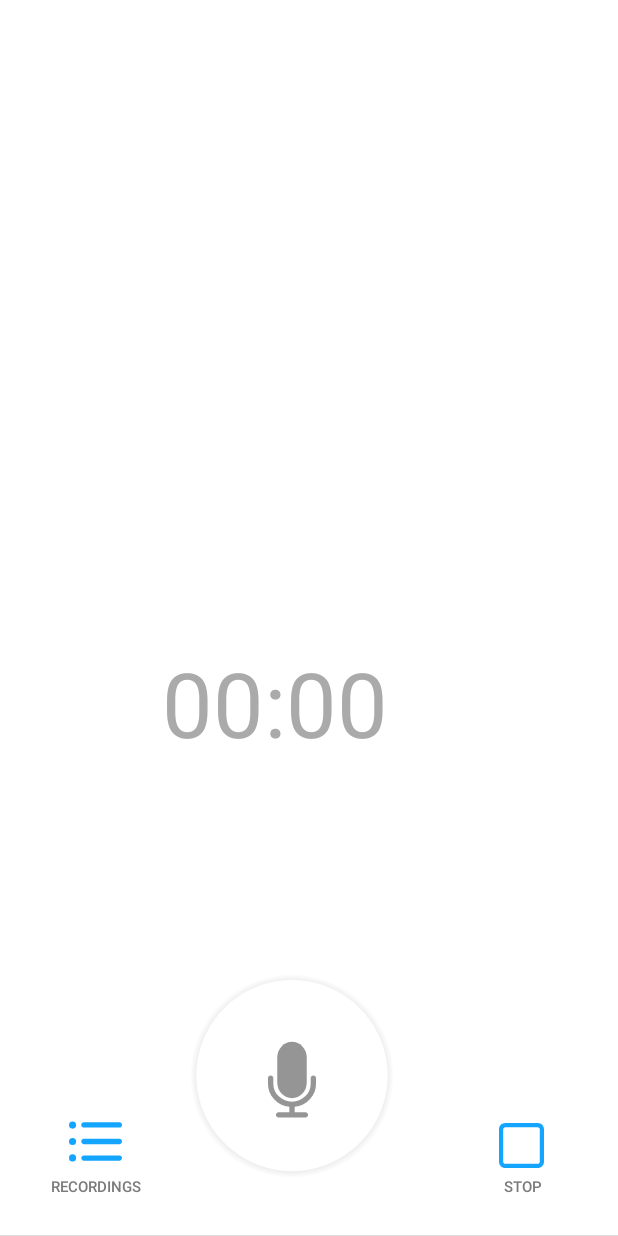
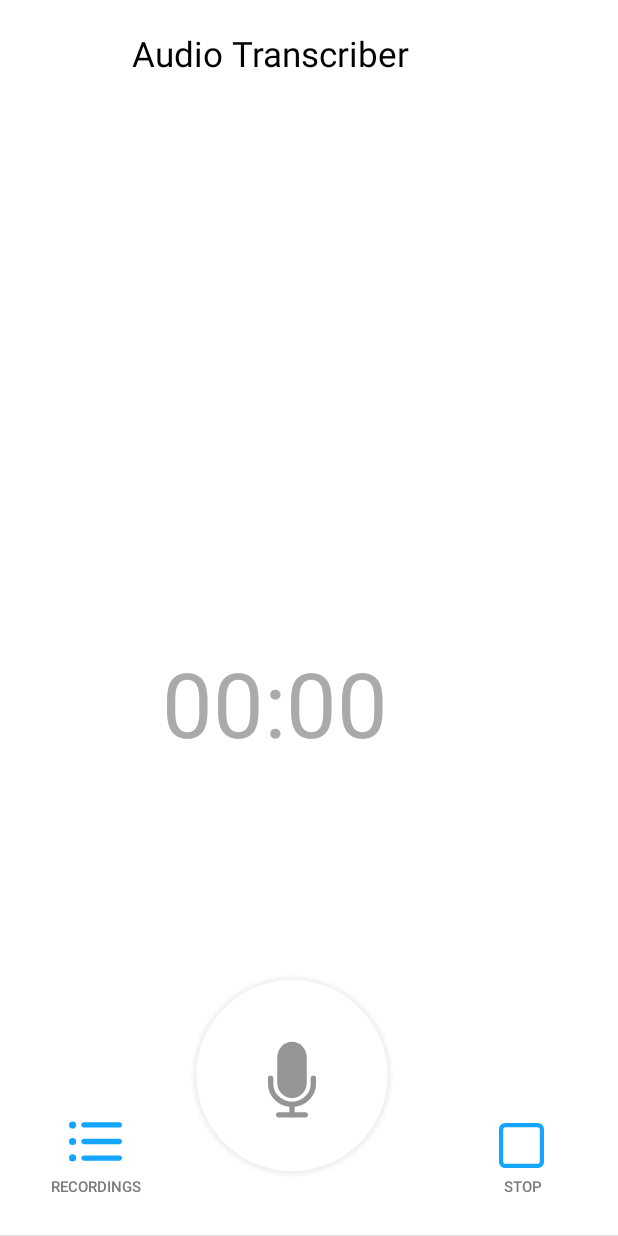
Before and after one commit to vlfom/Scribo, an Android app: the screen it shows after launch (MainActivity), on a phone screen of 412 x 824 dp. Run offline under Robolectric (Android 15) with nearby library versions, the phone set to English and light mode, and no system bars; our stand-ins replace Room's generated code.

Commit message:
Minor UI changes

```diff
--- a/app/src/main/java/com/example/isausmanov/scriboai/activities/RecordingListActivity.java
+++ b/app/src/main/java/com/example/isausmanov/scriboai/activities/RecordingListActivity.java
@@ -286,10 +286,9 @@ public class RecordingListActivity extends AppCompatActivity {
             }else {
                 // if recording has no transcription, do...
 
-
-
                 Intent i = new Intent(RecordingListActivity.this, RecordingDetailsActivity.class);
                 i.putExtra("AUDIO_URI", dataModel.getUri());
+                i.putExtra("AUDIO_NAME", dataModel.getName());
                 i.putExtra("AUDIO_TRANSCRIPTION", transcriptionWords);
                 i.putExtra("AUDIO_WORD_TIMES", transcriptionWordTimes);
                 i.putExtra("AUDIO_SPEAKER_CHANGED", speakerChanged);
--- a/app/src/main/res/layout/activity_main.xml
+++ b/app/src/main/res/layout/activity_main.xml
@@ -65,4 +65,18 @@
         app:layout_constraintBottom_toBottomOf="parent"
         app:layout_constraintEnd_toEndOf="parent" />
 
+    <TextView
+        android:id="@+id/scriboTxt"
+        android:layout_width="wrap_content"
+        android:layout_height="30dp"
+        android:layout_marginStart="88dp"
+        android:layout_marginTop="20dp"
+        android:fontFamily="sans-serif"
+        android:text="Audio Transcriber"
+        android:textColor="@color/colorBlack"
+        android:textSize="23dp"
+
+        app:layout_constraintStart_toStartOf="parent"
+        app:layout_constraintTop_toTopOf="parent" />
+
 </android.support.constraint.ConstraintLayout>
--- a/app/src/main/res/values/colors.xml
+++ b/app/src/main/res/values/colors.xml
@@ -6,4 +6,5 @@
     <color name="colorAccent">#13a5ff</color>
     <color name="colorWhite">#ffffff</color>
     <color name="colorGray">#7b7b7b</color>
+    <color name="colorBlack">#000</color>
 </resources>
```
